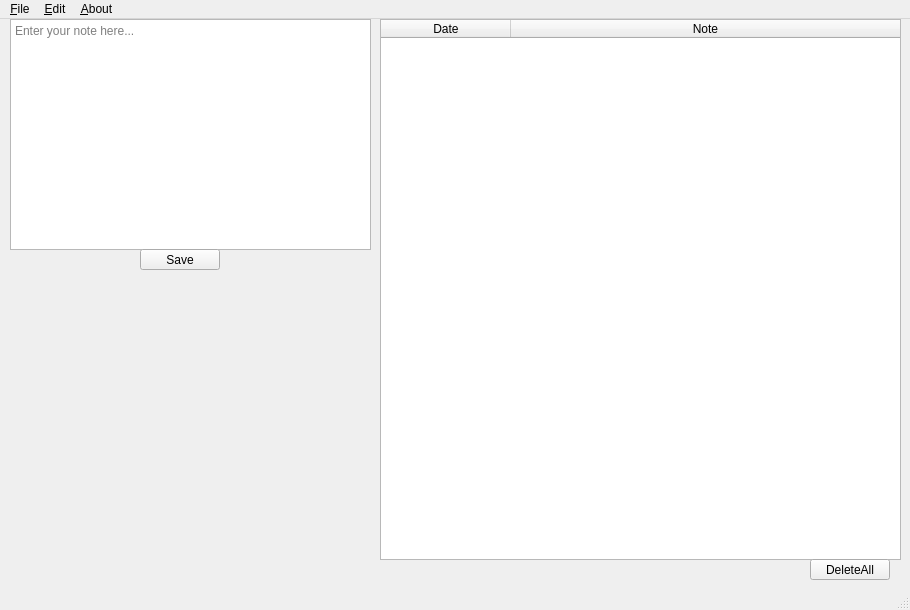
CaptainShepard01/OOP_Balykov, file Lab_2/Qt/mainwindow.ui: the form before one commit.
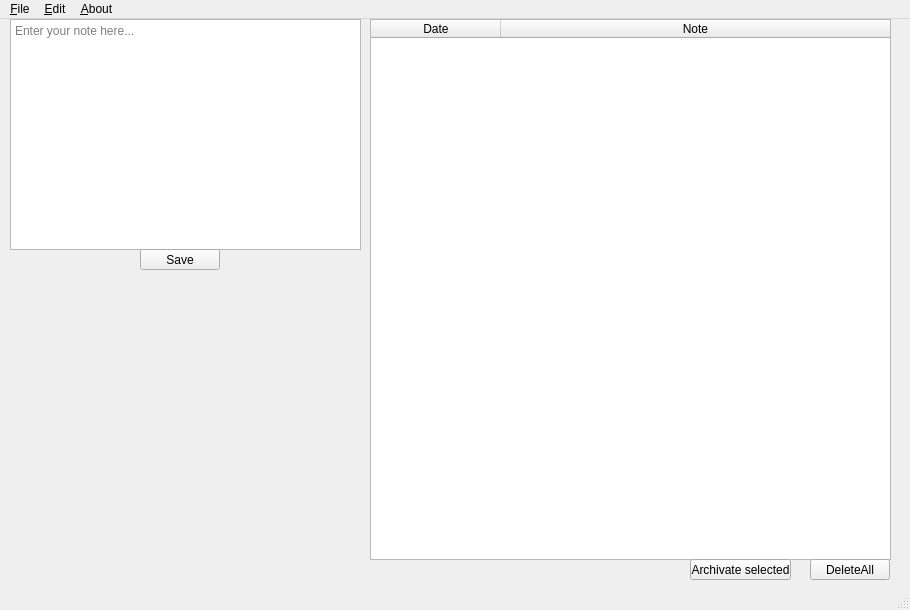
The form after the commit.

Commit message:
Added archivator function, works correctly.
After many trials I've managed to add function to archivate notes, this function lets them be in original file, but with boolean isArchived equals true.

```diff
--- a/Lab_2/Qt/mainwindow.ui
+++ b/Lab_2/Qt/mainwindow.ui
@@ -10,6 +10,24 @@
     <height>610</height>
    </rect>
   </property>
+  <property name="sizePolicy">
+   <sizepolicy hsizetype="Fixed" vsizetype="Fixed">
+    <horstretch>0</horstretch>
+    <verstretch>0</verstretch>
+   </sizepolicy>
+  </property>
+  <property name="minimumSize">
+   <size>
+    <width>910</width>
+    <height>610</height>
+   </size>
+  </property>
+  <property name="maximumSize">
+   <size>
+    <width>910</width>
+    <height>610</height>
+   </size>
+  </property>
   <property name="windowTitle">
    <string>MainWindow</string>
   </property>
@@ -17,7 +35,7 @@
    <widget class="QTableWidget" name="Table">
     <property name="geometry">
      <rect>
-      <x>380</x>
+      <x>370</x>
       <y>0</y>
       <width>521</width>
       <height>541</height>
@@ -51,7 +69,7 @@
      <rect>
       <x>10</x>
       <y>0</y>
-      <width>361</width>
+      <width>351</width>
       <height>231</height>
      </rect>
     </property>
@@ -88,6 +106,25 @@
      <string>DeleteAll</string>
     </property>
    </widget>
+   <widget class="QPushButton" name="Archivator">
+    <property name="geometry">
+     <rect>
+      <x>690</x>
+      <y>540</y>
+      <width>101</width>
+      <height>21</height>
+     </rect>
+    </property>
+    <property name="sizePolicy">
+     <sizepolicy hsizetype="Fixed" vsizetype="Fixed">
+      <horstretch>0</horstretch>
+      <verstretch>0</verstretch>
+     </sizepolicy>
+    </property>
+    <property name="text">
+     <string>Archivate selected</string>
+    </property>
+   </widget>
   </widget>
   <widget class="QMenuBar" name="menubar">
    <property name="geometry">
```
Left out of the diff: 55 changed lines with no effect on the pictures. The commit also changes 6 other files.
